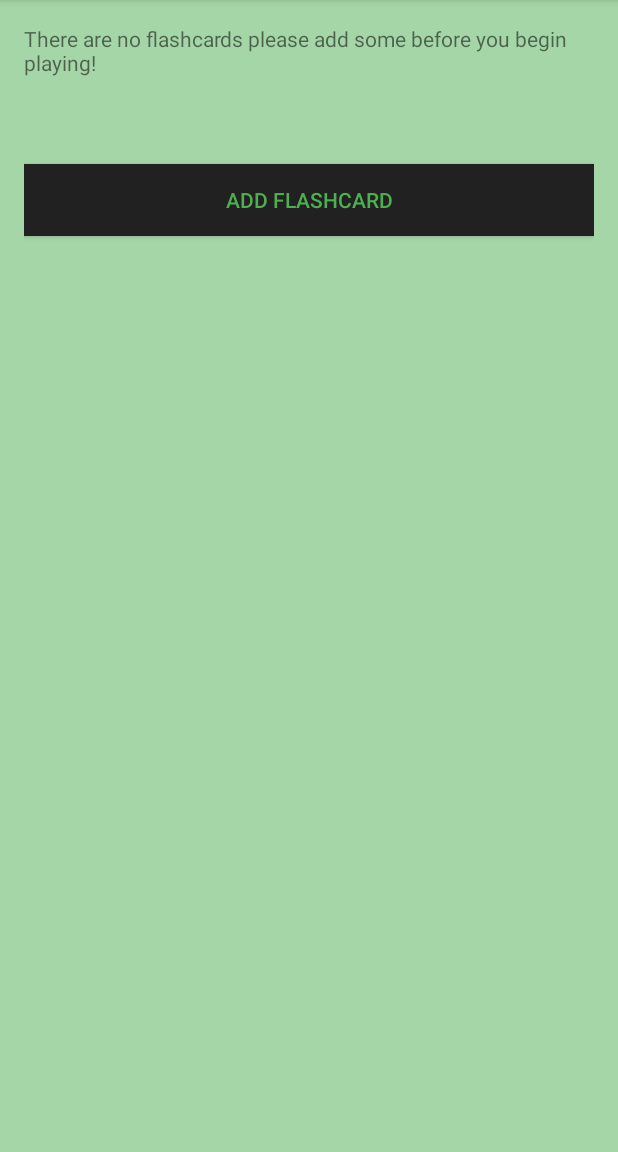
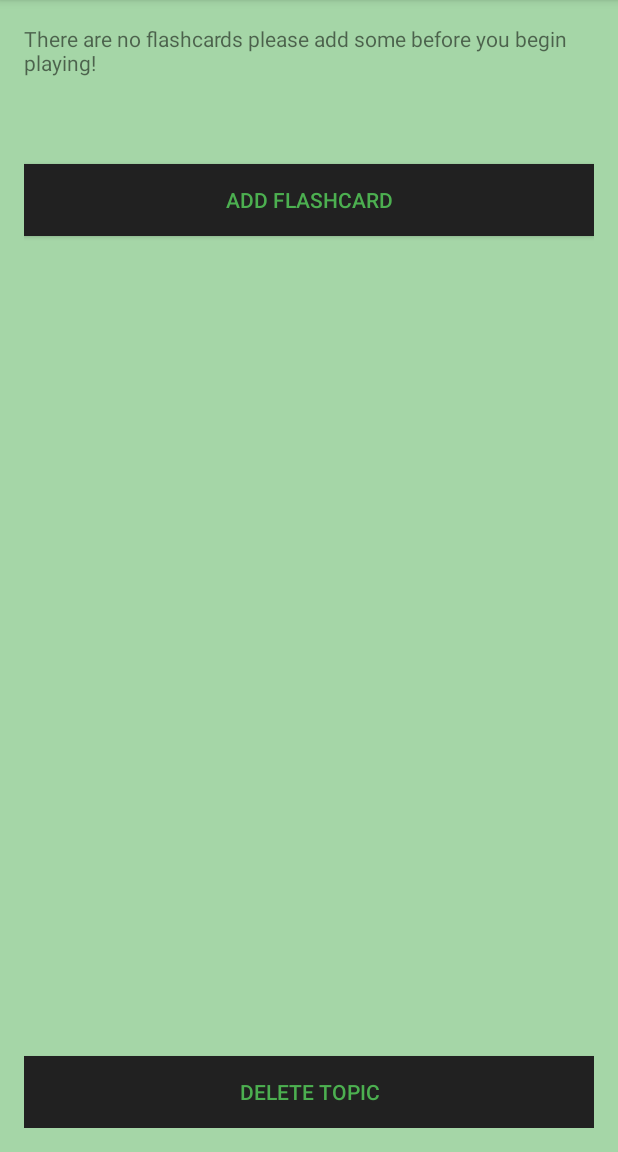
Before and after one commit to yqedan/ProgrammerHelper, an Android app: the FlashcardsActivity screen opened directly, with no data from a screen before it, on a phone screen of 412 x 824 dp, the part 84-1236 px from its top. Run offline under Robolectric (Android 15) with nearby library versions, the phone set to English and light mode, and no system bars; our stand-ins replace ButterKnife, Firebase (no records; nobody signed in at launch, a user with empty details on screens opened directly); libraries missing offline, so code that uses them is left out: org.parceler; 4 statements that could not run were skipped.

Commit message:
add ability for user to delete their user created flashcards

```diff
--- a/app/src/main/res/layout/activity_flashcards.xml
+++ b/app/src/main/res/layout/activity_flashcards.xml
@@ -73,4 +73,11 @@
         android:background="@color/primary_text"
         android:visibility="invisible"/>
 
+    <Button
+        android:id="@+id/deleteTopic"
+        android:layout_width="match_parent"
+        android:layout_height="wrap_content"
+        android:text="Delete topic"
+        android:textColor="@color/colorAccent"
+        android:background="@color/primary_text"/>
 </LinearLayout>
--- a/build.gradle
+++ b/build.gradle
@@ -5,7 +5,7 @@ buildscript {
         jcenter()
     }
     dependencies {
-        classpath 'com.android.tools.build:gradle:2.3.0'
+        classpath 'com.android.tools.build:gradle:2.3.1'
         classpath 'com.google.gms:google-services:3.0.0'
         classpath 'com.neenbedankt.gradle.plugins:android-apt:1.8'
 
```
Also changed, not shown: app/src/main/java/com/yusuf/programmerhelper/ui/FlashcardsActivity.java (+31 -11 lines).
